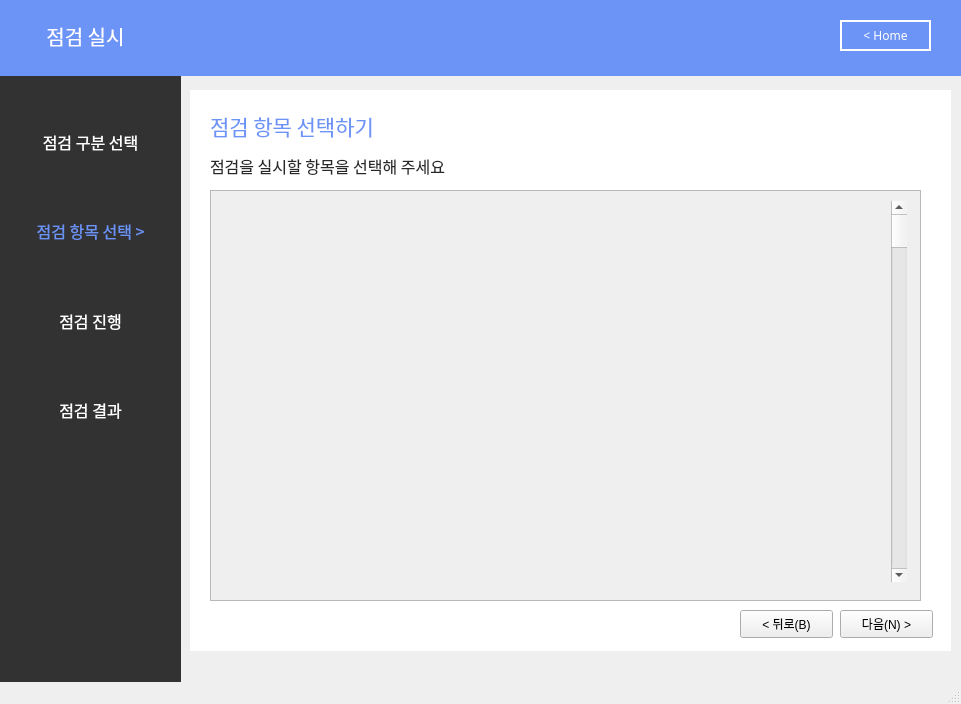
The window that items.ui (skyun333/wallpad) describes before a commit, drawn with Qt 5.
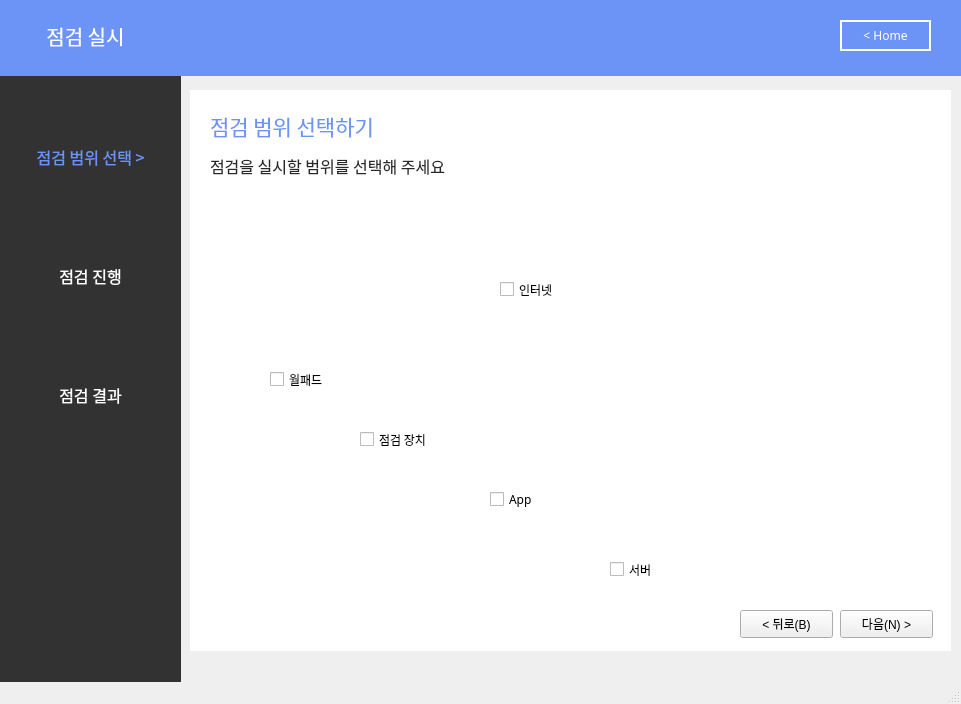
The same window after the commit. Icons and pictures are not drawn.

```diff
--- a/items.ui
+++ b/items.ui
@@ -116,28 +116,6 @@
      </rect>
     </property>
     <layout class="QVBoxLayout" name="verticalLayout">
-     <item>
-      <widget class="QLabel" name="label_3">
-       <property name="font">
-        <font>
-         <family>AppleSDGothicNeoM00</family>
-         <pointsize>12</pointsize>
-        </font>
-       </property>
-       <property name="autoFillBackground">
-        <bool>false</bool>
-       </property>
-       <property name="styleSheet">
-        <string notr="true">color:rgb(255,255,255)</string>
-       </property>
-       <property name="text">
-        <string>점검 구분 선택</string>
-       </property>
-       <property name="alignment">
-        <set>Qt::AlignCenter</set>
-       </property>
-      </widget>
-     </item>
      <item>
       <widget class="QLabel" name="label">
        <property name="font">
@@ -155,7 +133,7 @@
         <string notr="true">color:rgb(108, 147, 246)</string>
        </property>
        <property name="text">
-        <string>점검 항목 선택 &gt;</string>
+        <string>점검 범위 선택 &gt;</string>
        </property>
        <property name="alignment">
         <set>Qt::AlignCenter</set>
@@ -306,7 +284,7 @@
      <string notr="true">color:rgb(108,147,246)</string>
     </property>
     <property name="text">
-     <string>점검 항목 선택하기</string>
+     <string>점검 범위 선택하기</string>
     </property>
     <property name="alignment">
      <set>Qt::AlignLeading|Qt::AlignLeft|Qt::AlignVCenter</set>
@@ -334,7 +312,7 @@
      <string notr="true">color:rgb(40,40,40)</string>
     </property>
     <property name="text">
-     <string>점검을 실시할 항목을 선택해 주세요</string>
+     <string>점검을 실시할 범위를 선택해 주세요</string>
     </property>
     <property name="alignment">
      <set>Qt::AlignLeading|Qt::AlignLeft|Qt::AlignVCenter</set>
@@ -366,7 +344,7 @@
      <string>&lt; 뒤로(B)</string>
     </property>
    </widget>
-   <widget class="QScrollArea" name="scrollArea">
+   <widget class="QLabel" name="label_11">
     <property name="geometry">
      <rect>
       <x>210</x>
@@ -375,35 +353,104 @@
       <height>411</height>
      </rect>
     </property>
-    <property name="widgetResizable">
-     <bool>true</bool>
+    <property name="text">
+     <string/>
     </property>
-    <widget class="QWidget" name="scrollAreaWidgetContents">
-     <property name="geometry">
-      <rect>
-       <x>0</x>
-       <y>0</y>
-       <width>709</width>
-       <height>409</height>
-      </rect>
-     </property>
-     <widget class="QScrollBar" name="verticalScrollBar">
-      <property name="geometry">
-       <rect>
-        <x>680</x>
-        <y>10</y>
-        <width>16</width>
-        <height>381</height>
-       </rect>
-      </property>
-      <property name="orientation">
-       <enum>Qt::Vertical</enum>
-      </property>
-     </widget>
-    </widget>
+    <property name="pixmap">
+     <pixmap>select.png</pixmap>
+    </property>
+   </widget>
+   <widget class="QCheckBox" name="checkBox">
+    <property name="geometry">
+     <rect>
+      <x>270</x>
+      <y>370</y>
+      <width>71</width>
+      <height>19</height>
+     </rect>
+    </property>
+    <property name="font">
+     <font>
+      <family>AppleSDGothicNeoM00</family>
+     </font>
+    </property>
+    <property name="text">
+     <string>월패드</string>
+    </property>
+   </widget>
+   <widget class="QCheckBox" name="checkBox_2">
+    <property name="geometry">
+     <rect>
+      <x>360</x>
+      <y>430</y>
+      <width>81</width>
+      <height>19</height>
+     </rect>
+    </property>
+    <property name="font">
+     <font>
+      <family>AppleSDGothicNeoM00</family>
+     </font>
+    </property>
+    <property name="text">
+     <string>점검 장치</string>
+    </property>
+   </widget>
+   <widget class="QCheckBox" name="checkBox_3">
+    <property name="geometry">
+     <rect>
+      <x>490</x>
+      <y>490</y>
+      <width>51</width>
+      <height>19</height>
+     </rect>
+    </property>
+    <property name="font">
+     <font>
+      <family>AppleSDGothicNeoM00</family>
+     </font>
+    </property>
+    <property name="text">
+     <string>App</string>
+    </property>
+   </widget>
+   <widget class="QCheckBox" name="checkBox_4">
+    <property name="geometry">
+     <rect>
+      <x>610</x>
+      <y>560</y>
+      <width>51</width>
+      <height>19</height>
+     </rect>
+    </property>
+    <property name="font">
+     <font>
+      <family>AppleSDGothicNeoM00</family>
+     </font>
+    </property>
+    <property name="text">
+     <string>서버</string>
+    </property>
+   </widget>
+   <widget class="QCheckBox" name="checkBox_5">
+    <property name="geometry">
+     <rect>
+      <x>500</x>
+      <y>280</y>
+      <width>71</width>
+      <height>19</height>
+     </rect>
+    </property>
+    <property name="font">
+     <font>
+      <family>AppleSDGothicNeoM00</family>
+     </font>
+    </property>
+    <property name="text">
+     <string>인터넷</string>
+    </property>
    </widget>
    <zorder>label_6</zorder>
-   <zorder>scrollArea</zorder>
    <zorder>label_5</zorder>
    <zorder>label_7</zorder>
    <zorder>label_8</zorder>
@@ -413,6 +460,12 @@
    <zorder>label_10</zorder>
    <zorder>pushButton</zorder>
    <zorder>pushButton_2</zorder>
+   <zorder>label_11</zorder>
+   <zorder>checkBox</zorder>
+   <zorder>checkBox_2</zorder>
+   <zorder>checkBox_3</zorder>
+   <zorder>checkBox_4</zorder>
+   <zorder>checkBox_5</zorder>
   </widget>
   <widget class="QMenuBar" name="menubar">
    <property name="geometry">
```
